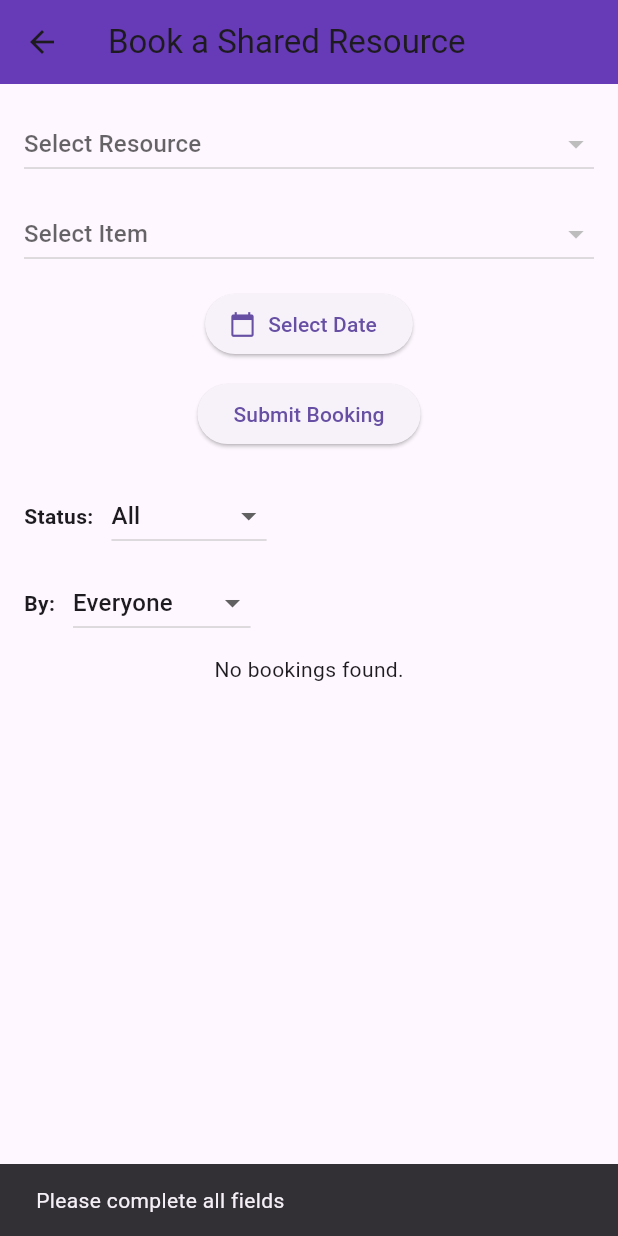
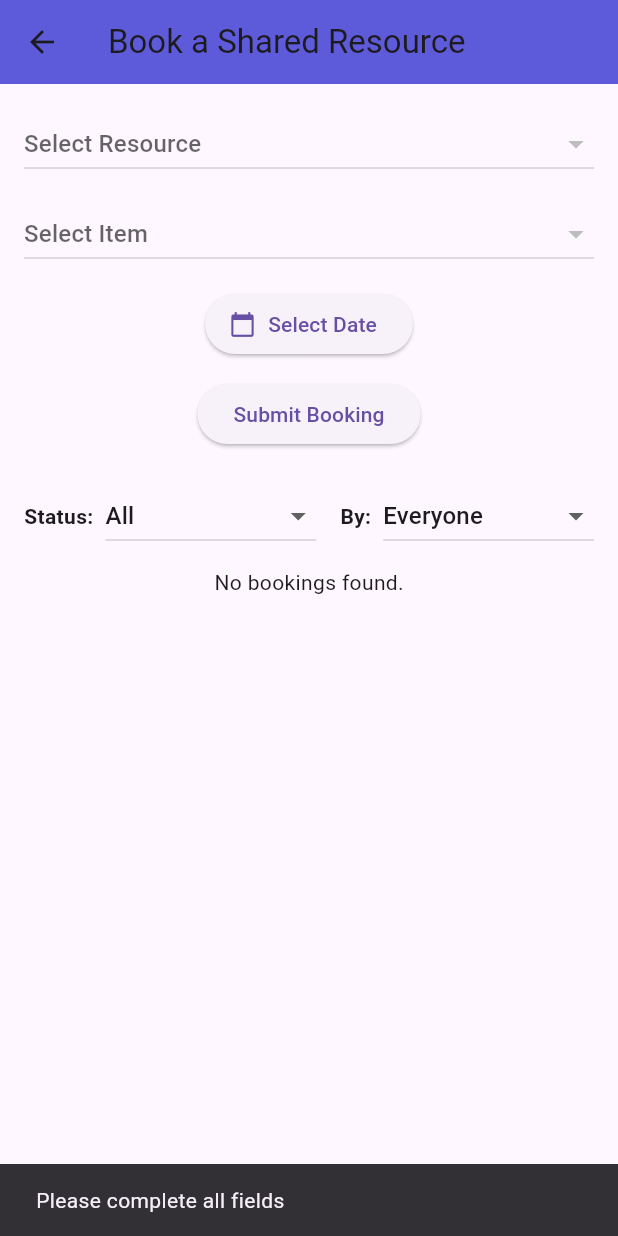
Before and after one commit to Jayashree-Elumalai/communa_app, a Flutter app: the BookingPage screen opened directly, after a tap on "Submit Booking", on a phone screen of 412 x 824 dp. Run offline on Flutter 3.47's test engine with Material 3 defaults, Android fonts, the phone set to English and light mode, and no system bars; our stand-ins replace cloud_firestore, firebase_auth, firebase_core, table_calendar; accounts and stored records are empty.

Commit message:
Update booking_pg.dart
1

```diff
--- a/lib/screens/booking_pg.dart
+++ b/lib/screens/booking_pg.dart
@@ -50,7 +50,7 @@ class _BookingPageState extends State<BookingPage> {
     });
   }
 
-  Future<void> selectDate() async {
+  Future<void> selectDate() async { // Opens a date picker for the booking date
     final picked = await showDatePicker(
       context: context,
       initialDate: DateTime.now(),
@@ -64,7 +64,7 @@ class _BookingPageState extends State<BookingPage> {
     }
   }
 
-  Future<void> submitBooking() async {
+  Future<void> submitBooking() async { //Validates fields
     if (user == null ||
         selectedResourceId == null ||
         selectedItemId == null ||
@@ -83,7 +83,7 @@ class _BookingPageState extends State<BookingPage> {
           .where('date', isEqualTo: Timestamp.fromDate(selectedDate!))
           .get();
 
-      if (existing.docs.isNotEmpty) {
+      if (existing.docs.isNotEmpty) { //Checks for duplicate booking
         ScaffoldMessenger.of(context).showSnackBar(
           const SnackBar(
             content: Text('This item is already booked for this date'),
@@ -102,7 +102,7 @@ class _BookingPageState extends State<BookingPage> {
         'userEmail': user!.email ?? 'Unknown',
         'status': 'upcoming',
         'createdAt': FieldValue.serverTimestamp(),
-      });
+      }); //Saves the booking with fields
 
       if (!mounted) return;
       ScaffoldMessenger.of(context).showSnackBar(
@@ -181,10 +181,10 @@ class _BookingPageState extends State<BookingPage> {
     Query<Map<String, dynamic>> query = FirebaseFirestore.instance.collection('bookings');
 
     if (filterStatus != 'all') {
-      query = query.where('status', isEqualTo: filterStatus);
+      query = query.where('status', isEqualTo: filterStatus); //Shows all/upcoming/completed
     }
 
-    if (filterBy == 'mine') {
+    if (filterBy == 'mine') { //Shows everyone's bookings or only the current user’s
       query = query.where('userId', isEqualTo: user?.uid);
     }
 
@@ -193,7 +193,7 @@ class _BookingPageState extends State<BookingPage> {
     return Scaffold(
       appBar: AppBar(
         title: const Text('Book a Shared Resource'),
-        backgroundColor: Colors.deepPurple,
+        backgroundColor: const Color(0xFF5E5BDA),
       ),
       body: Padding(
         padding: const EdgeInsets.all(16),
@@ -260,8 +260,10 @@ class _BookingPageState extends State<BookingPage> {
             Row(
               children: [
                 const Text('Status:', style: TextStyle(fontWeight: FontWeight.bold)),
-                const SizedBox(width: 12),
-                DropdownButton<String>(
+                const SizedBox(width: 8),
+                Expanded(
+                  child: DropdownButton<String>(
+                    isExpanded: true,
                     value: filterStatus,
                     items: const [
                       DropdownMenuItem(value: 'all', child: Text('All')),
@@ -274,14 +276,13 @@ class _BookingPageState extends State<BookingPage> {
                       });
                     },
                   ),
-              ],
                 ),
-            const SizedBox(height: 10),
-            Row(
-              children: [
+                const SizedBox(width: 16),
                 const Text('By:', style: TextStyle(fontWeight: FontWeight.bold)),
-                const SizedBox(width: 12),
-                DropdownButton<String>(
+                const SizedBox(width: 8),
+                Expanded(
+                  child: DropdownButton<String>(
+                    isExpanded: true,
                     value: filterBy,
                     items: const [
                       DropdownMenuItem(value: 'all', child: Text('Everyone')),
@@ -293,8 +294,11 @@ class _BookingPageState extends State<BookingPage> {
                       });
                     },
                   ),
+                ),
               ],
             ),
+
+
             const SizedBox(height: 10),
             Expanded(
               child: StreamBuilder<QuerySnapshot>(
```
Lines whose indentation alone changed are shown as unchanged.
